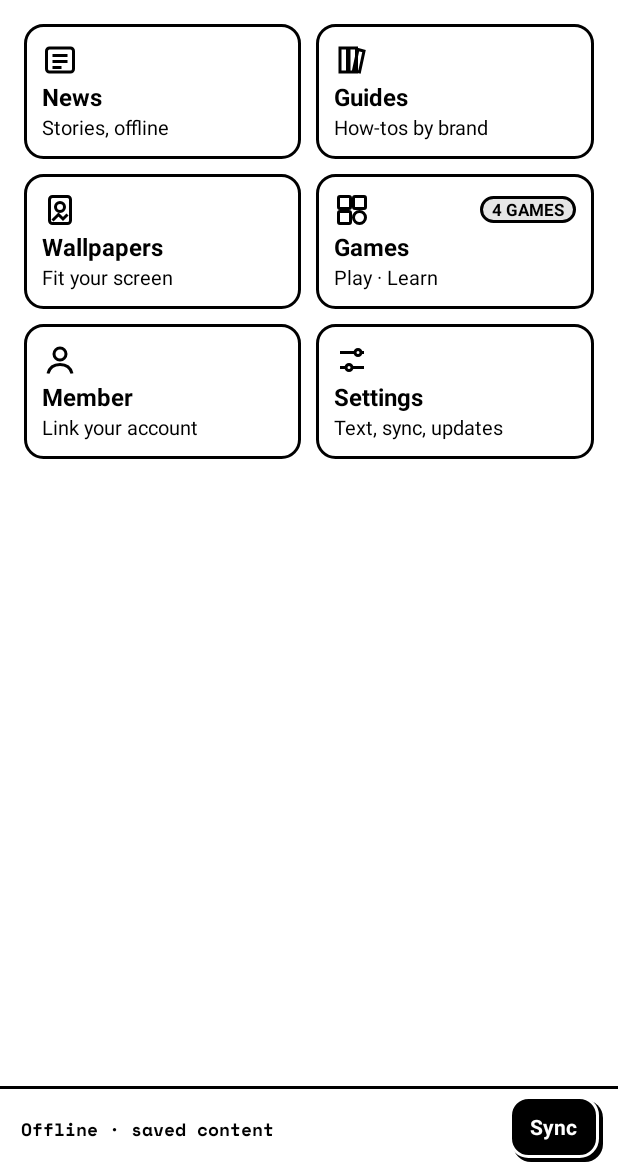
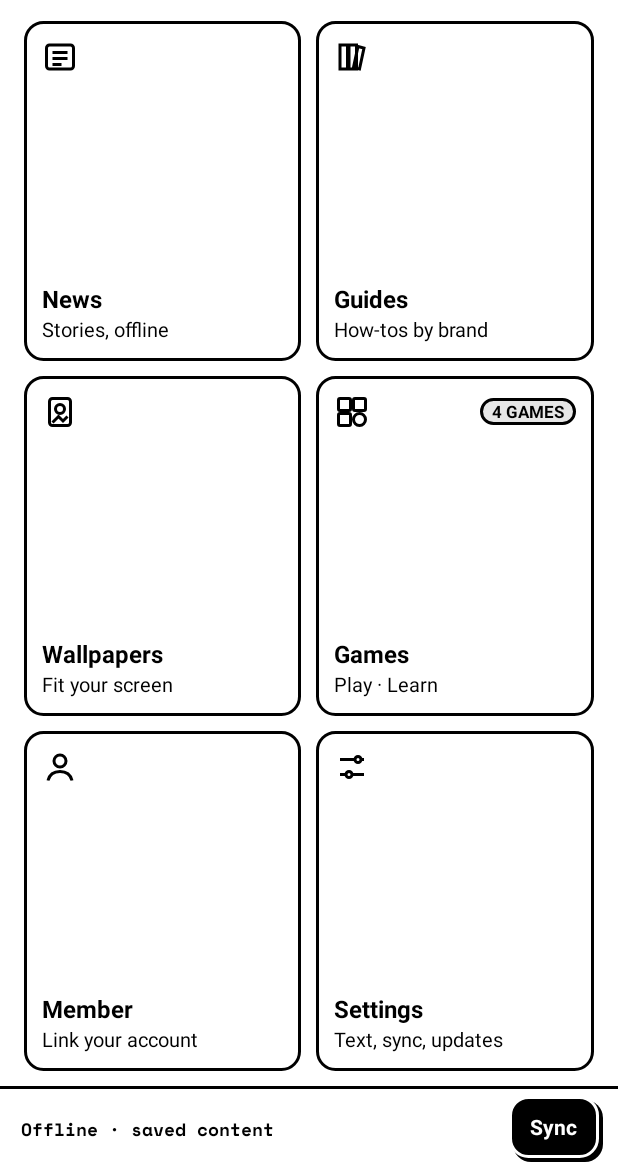
Before and after one commit to kxrz/readmeclub-android11, an Android app: the screen it shows after launch (MainActivity), on a phone screen of 412 x 824 dp, the part 66-1236 px from its top. Run offline under Robolectric (Android 15) with nearby library versions, the phone set to English and light mode, and no system bars; network calls fail; pictures from the network do not load.

Commit message:
Home: the six tiles always fit, whatever the card above holds
On the S4, a two-line title in Continue reading pushed the last row of tiles under the
bar. The tile rows now share the space left under the card instead of a fixed 90 dp, and
the progress squares join the meta line.

Co-Authored-By: Claude Opus 5.5 <noreply@anthropic.com>
Claude-Session: https://claude.ai/code/session_01NahMdMMN1bA7BfPHUw7nqh

```diff
--- a/app/src/main/java/club/readme/android/ui/home/HomeScreen.kt
+++ b/app/src/main/java/club/readme/android/ui/home/HomeScreen.kt
@@ -97,11 +97,8 @@ class HomeScreen(
         continueCard.visibility = View.VISIBLE
         continueCard.findViewById<TextView>(R.id.continue_label).setText(label)
         continueCard.findViewById<TextView>(R.id.continue_title).text = title
-        continueCard.findViewById<TextView>(R.id.continue_meta).text = meta
-        continueCard.findViewById<TextView>(R.id.continue_bar).apply {
-            visibility = if (bar == null) View.GONE else View.VISIBLE
-            text = bar
-        }
+        // The progress squares share the meta line: one line less, so the six tiles always fit.
+        continueCard.findViewById<TextView>(R.id.continue_meta).text = if (bar == null) meta else "$meta  $bar"
         continueCard.setOnClickListener { onClick() }
     }
 
--- a/app/src/main/res/layout/home.xml
+++ b/app/src/main/res/layout/home.xml
@@ -111,21 +111,14 @@
                     android:layout_marginTop="4dp"
                     android:duplicateParentState="true"
                     android:textColor="@color/ds_on_button" />
-
-                <!-- Progress as ten squares: e-ink friendly, no colour. -->
-                <TextView
-                    android:id="@+id/continue_bar"
-                    style="@style/Ds.Mono"
-                    android:duplicateParentState="true"
-                    android:letterSpacing="0.1"
-                    android:textColor="@color/ds_on_button" />
             </LinearLayout>
         </LinearLayout>
 
         <LinearLayout
             android:layout_width="match_parent"
-            android:layout_height="wrap_content"
-            android:layout_marginTop="16dp"
+            android:layout_height="0dp"
+            android:layout_marginTop="14dp"
+            android:layout_weight="1"
             android:orientation="vertical">
 
             <LinearLayout style="@style/HomeRow">
--- a/app/src/main/res/values/styles.xml
+++ b/app/src/main/res/values/styles.xml
@@ -31,10 +31,11 @@
         <item name="android:background">@color/ds_ink</item>
     </style>
 
-    <!-- A row of home tiles; rows share the space left under the Continue card. -->
+    <!-- A row of home tiles; the three rows share the space left under the Continue card. -->
     <style name="HomeRow">
         <item name="android:layout_width">match_parent</item>
-        <item name="android:layout_height">90dp</item>
+        <item name="android:layout_height">0dp</item>
+        <item name="android:layout_weight">1</item>
         <item name="android:layout_marginBottom">10dp</item>
         <item name="android:orientation">horizontal</item>
     </style>
```
Also changed, not shown: 1 other file.
